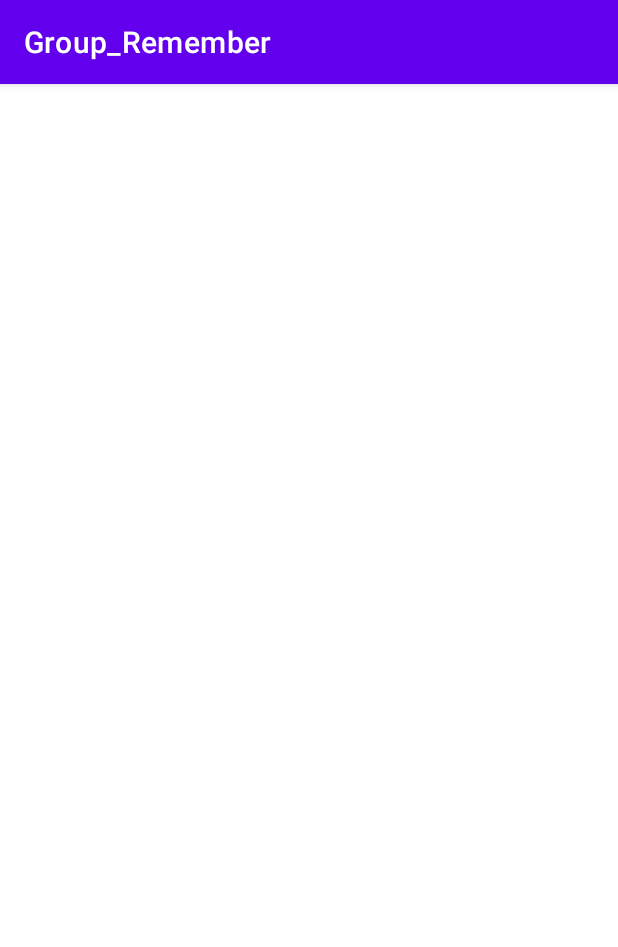
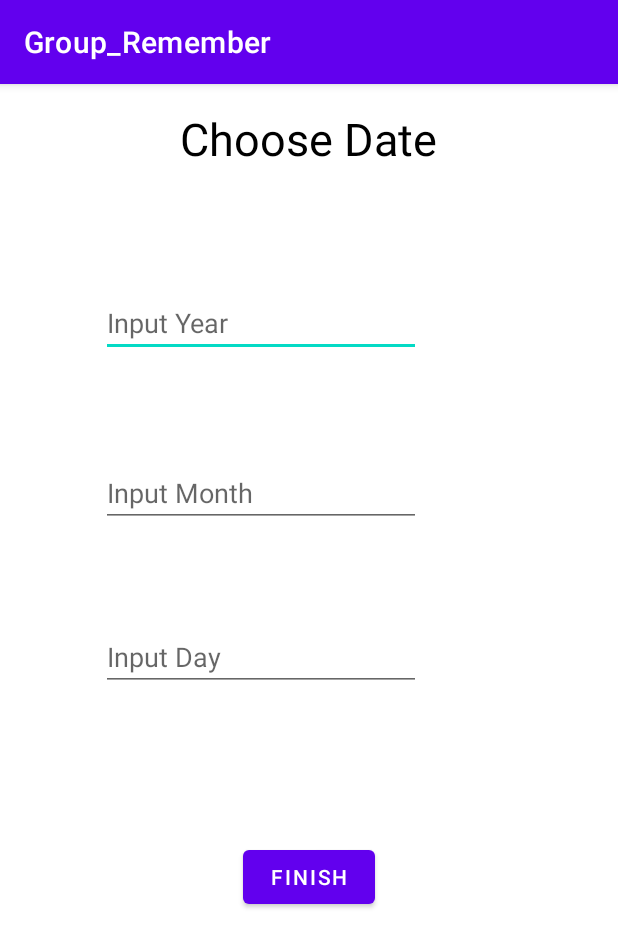
Before and after one commit to huayu1998/Group_Remember, an Android app: the ChooseDate screen opened directly, with no data from a screen before it, on a phone screen of 412 x 824 dp. Shown: the top 947 px of the screen. Run offline under Robolectric (Android 15) with nearby library versions, the light colour scheme and no system bars.

Commit message:
ChooseDate layout

```diff
--- a/app/src/main/java/com/example/group_remember/ChooseDate.java
+++ b/app/src/main/java/com/example/group_remember/ChooseDate.java
@@ -3,12 +3,25 @@ package com.example.group_remember;
 import androidx.appcompat.app.AppCompatActivity;
 
 import android.os.Bundle;
+import android.widget.Button;
+import android.widget.EditText;
 
 public class ChooseDate extends AppCompatActivity {
+
+     EditText inputYear;
+     EditText inputMonth;
+     EditText inputDay;
+     Button finish;
 
     @Override
     protected void onCreate(Bundle savedInstanceState) {
         super.onCreate(savedInstanceState);
         setContentView(R.layout.activity_choose_date);
+
+        inputYear = (EditText) findViewById(R.id.yearInput);
+        inputMonth = (EditText) findViewById(R.id.monthInput);
+        inputDay = (EditText) findViewById(R.id.dayInput);
+        finish = (Button) findViewById(R.id.FinishDate);
+
     }
 }
--- a/app/src/main/res/layout/activity_choose_date.xml
+++ b/app/src/main/res/layout/activity_choose_date.xml
@@ -6,4 +6,66 @@
     android:layout_height="match_parent"
     tools:context=".ChooseDate">
 
+    <TextView
+        android:id="@+id/textView"
+        android:layout_width="wrap_content"
+        android:layout_height="wrap_content"
+        android:layout_marginTop="16dp"
+        android:text="Choose Date"
+        android:textSize="30sp"
+        android:textColor="@color/black"
+        app:layout_constraintEnd_toEndOf="parent"
+        app:layout_constraintHorizontal_bias="0.498"
+        app:layout_constraintStart_toStartOf="parent"
+        app:layout_constraintTop_toTopOf="parent" />
+
+    <EditText
+        android:id="@+id/yearInput"
+        android:layout_width="wrap_content"
+        android:layout_height="wrap_content"
+        android:layout_marginTop="80dp"
+        android:ems="10"
+        android:hint="Input Year"
+        android:inputType="number"
+        app:layout_constraintEnd_toEndOf="parent"
+        app:layout_constraintHorizontal_bias="0.338"
+        app:layout_constraintStart_toStartOf="parent"
+        app:layout_constraintTop_toBottomOf="@+id/textView" />
+
+    <EditText
+        android:id="@+id/monthInput"
+        android:layout_width="wrap_content"
+        android:layout_height="wrap_content"
+        android:layout_marginTop="68dp"
+        android:ems="10"
+        android:hint="Input Month"
+        android:inputType="number"
+        app:layout_constraintEnd_toEndOf="parent"
+        app:layout_constraintHorizontal_bias="0.338"
+        app:layout_constraintStart_toStartOf="parent"
+        app:layout_constraintTop_toBottomOf="@+id/yearInput" />
+
+    <EditText
+        android:id="@+id/dayInput"
+        android:layout_width="wrap_content"
+        android:layout_height="wrap_content"
+        android:layout_marginTop="64dp"
+        android:ems="10"
+        android:hint="Input Day"
+        android:inputType="number"
+        app:layout_constraintEnd_toEndOf="parent"
+        app:layout_constraintHorizontal_bias="0.338"
+        app:layout_constraintStart_toStartOf="parent"
+        app:layout_constraintTop_toBottomOf="@+id/monthInput" />
+
+    <Button
+        android:id="@+id/FinishDate"
+        android:layout_width="wrap_content"
+        android:layout_height="wrap_content"
+        android:layout_marginTop="100dp"
+        android:text="Finish"
+        app:layout_constraintEnd_toEndOf="parent"
+        app:layout_constraintStart_toStartOf="parent"
+        app:layout_constraintTop_toBottomOf="@+id/dayInput" />
+
 </androidx.constraintlayout.widget.ConstraintLayout>
```
